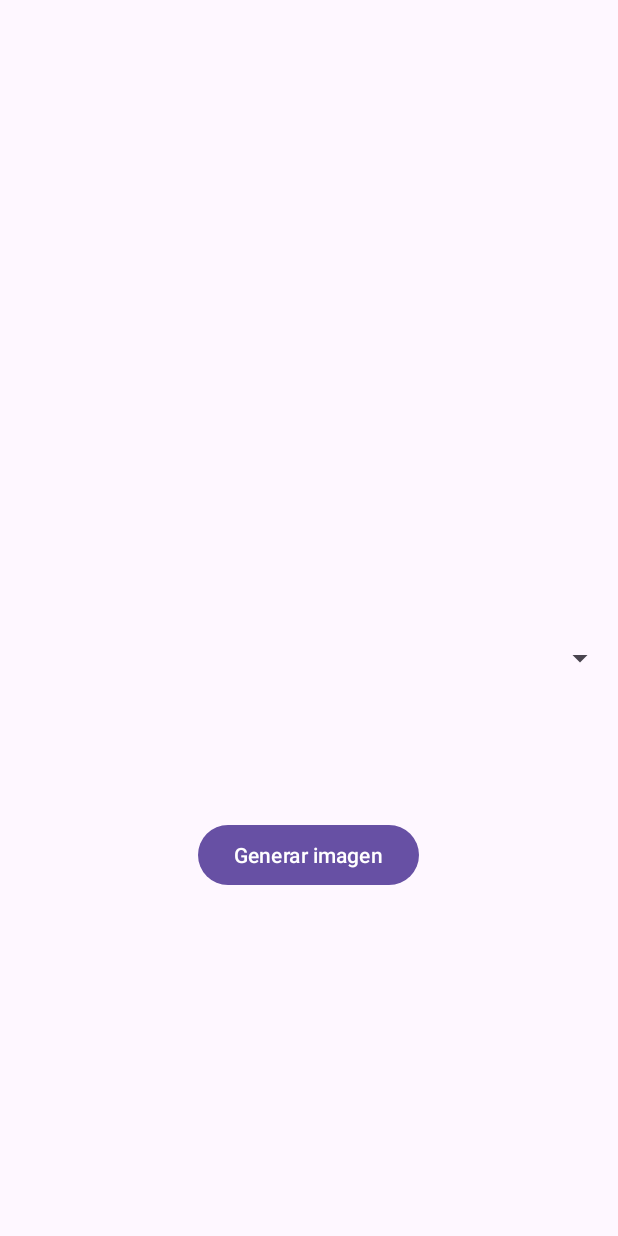
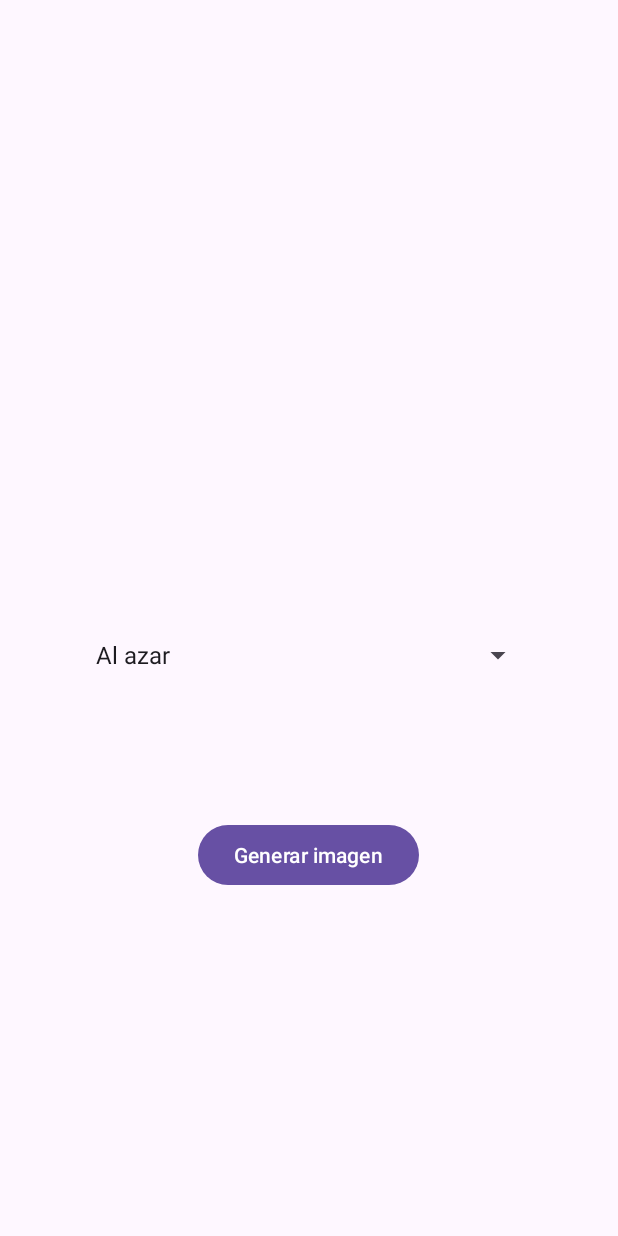
Before and after one commit to fantasmarobapan/MichiApp, an Android app: the screen it shows after launch (MainActivity), after a tap on "Generar imagen", on a phone screen of 412 x 824 dp. Run offline under Robolectric (Android 15) with nearby library versions, the phone set to English and light mode, and no system bars; our stand-ins replace Picasso; pictures from the network do not load.

Commit message:
funciona
Implementado un Spinner que genera una imagen cuando seleccionas una raza de gato o uno al azar al seleccionar dicha opcion, el boton genera otra imagen de la misma clasificacion

```diff
--- a/app/src/main/java/com/robapanda/michiapp/MainActivity.kt
+++ b/app/src/main/java/com/robapanda/michiapp/MainActivity.kt
@@ -2,8 +2,12 @@ package com.robapanda.michiapp
 
 import androidx.appcompat.app.AppCompatActivity
 import android.os.Bundle
+import android.view.View
+import android.widget.AdapterView
+import android.widget.ArrayAdapter
 import android.widget.Button
 import android.widget.ImageView
+import android.widget.Spinner
 import android.widget.Toast
 import com.bumptech.glide.Glide
 import com.robapanda.michiapp.api.ApiCallBack
@@ -16,50 +20,105 @@ import org.json.JSONObject
 class MainActivity : AppCompatActivity(), ApiCallBack {
     private lateinit var GenerarBoton: Button
     private lateinit var imagen: ImageView
-    //private var URLBase = "https://placekitten.com/"
-    private var URLAPI = "https://api.thecatapi.com/v1/images/search?api_key="
+    private lateinit var miSpinner: Spinner
+    private var opciones = emptyArray<String>()
+    private var URLAPI = "https://api.thecatapi.com/v1/images/search"
+    private var URLAPIRAZA = "https://api.thecatapi.com/v1/images/search?breed_ids="
+
     override fun onCreate(savedInstanceState: Bundle?) {
         super.onCreate(savedInstanceState)
         setContentView(R.layout.activity_main)
 
+        opciones = resources.getStringArray(R.array.opciones_array)
+
         GenerarBoton = findViewById(R.id.button)
         imagen = findViewById(R.id.imageView)
+        miSpinner = findViewById(R.id.miSpinner)
 
-        GenerarBoton.setOnClickListener{
-            val apiRequestTask = ApiTask(this)
-            apiRequestTask.execute(URLAPI)
+        // Configurar el adaptador para el Spinner programáticamente
+        val adapter = ArrayAdapter(this, android.R.layout.simple_spinner_item, opciones)
+        adapter.setDropDownViewResource(android.R.layout.simple_spinner_dropdown_item)
+        miSpinner.adapter = adapter
+
+        // Configurar el listener del Spinner
+        miSpinner.onItemSelectedListener = object : AdapterView.OnItemSelectedListener {
+            override fun onItemSelected(parentView: AdapterView<*>?, selectedItemView: View?, position: Int, id: Long) {
+                // Obtener la posición seleccionada
+                val posicionSeleccionada = position
+
+                // Hacer algo con la posición seleccionada
+                Toast.makeText(applicationContext, "Posición seleccionada: $posicionSeleccionada", Toast.LENGTH_SHORT).show()
+
+                // Llamar a la función para procesar según la posición
+                if (posicionSeleccionada == 0) {
+                    // Si la posición es 0, usar URLAPI
+                    val apiRequestTask = ApiTask(this@MainActivity)
+                    apiRequestTask.execute(URLAPI)
+                } else {
+                    // Si la posición no es 0, construir una nueva URL con URLAPIRAZA y el resultado de procesarSegunPosicion
+                    val nuevaURLAPIRAZA = "$URLAPIRAZA${procesarSegunPosicion(posicionSeleccionada)}"
+                    val apiRequestTask = ApiTask(this@MainActivity)
+                    apiRequestTask.execute(nuevaURLAPIRAZA)
+                }
+            }
+
+            override fun onNothingSelected(parentView: AdapterView<*>?) {
+                // Se llama cuando no se ha seleccionado nada
+            }
+        }
+
+        GenerarBoton.setOnClickListener {
+            // Obtener la posición seleccionada
+            val posicionSeleccionada = miSpinner.selectedItemPosition
+
+            // Hacer algo con la posición seleccionada
+            Toast.makeText(applicationContext, "Posición seleccionada: $posicionSeleccionada", Toast.LENGTH_SHORT).show()
+
+            // Llamar a la función para procesar según la posición
+            if (posicionSeleccionada == 0) {
+                // Si la posición es 0, usar URLAPI
+                val apiRequestTask = ApiTask(this@MainActivity)
+                apiRequestTask.execute(URLAPI)
+            } else {
+                // Si la posición no es 0, construir una nueva URL con URLAPIRAZA y el resultado de procesarSegunPosicion
+                val nuevaURLAPIRAZA = "$URLAPIRAZA${procesarSegunPosicion(posicionSeleccionada)}"
+                val apiRequestTask = ApiTask(this@MainActivity)
+                apiRequestTask.execute(nuevaURLAPIRAZA)
+            }
         }
     }
 
     override fun OnRequestComplete(result: String) {
-        //Toast.makeText(this, result, Toast.LENGTH_LONG).show()
         procesar(result)
     }
 
-    fun procesar (result: String){
-
+    private fun procesar(result: String) {
         try {
-            // Parse the JSON string into a JSONObject
             val jsonArray = JSONArray(result)
-
             val jsonObject = jsonArray.getJSONObject(0)
-
-            // Access values from the JSON object
-            //val id = jsonObject.getString("id")
             val url = jsonObject.getString("url")
-            //val largo = jsonObject.getInt("width")
-            //val alto = jsonObject.getInt("height")
-
-            var urlGato = url
-
-
-            //Glide.with(this).load(urlGato).into(imagen)
-            Picasso.get().load(urlGato).into(imagen)
-
-
-        } catch  (e: JSONException) {
+            Picasso.get().load(url).into(imagen)
+        } catch (e: JSONException) {
             e.printStackTrace()
-            Toast.makeText(this, "urlGato", Toast.LENGTH_LONG).show()
+            Toast.makeText(this, "Error al procesar JSON", Toast.LENGTH_LONG).show()
         }
     }
+
+    private fun procesarSegunPosicion(posicion: Int): String {
+        val stringDevolver = when (posicion) {
+            1 -> "aege"
+            2 -> "awir"
+            3 -> "bali"
+            4 -> "bamb"
+            5 -> "beng"
+            6 -> "birm"
+            7 -> "bomb"
+            8 -> "chee"
+            9 -> "jbob"
+            10 -> "khao"
+            else -> "Posición no válida"
+        }
+
+        return stringDevolver
+    }
 }
--- a/app/src/main/res/layout/activity_main.xml
+++ b/app/src/main/res/layout/activity_main.xml
@@ -31,12 +31,17 @@
         tools:srcCompat="@tools:sample/avatars" />
 
     <Spinner
-        android:id="@+id/spinner"
-        android:layout_width="409dp"
+        android:id="@+id/miSpinner"
+        android:layout_width="300dp"
         android:layout_height="wrap_content"
+        android:entries="@array/opciones_array"
+        android:minHeight="48dp"
+        android:visibility="visible"
         app:layout_constraintBottom_toTopOf="@+id/button"
         app:layout_constraintEnd_toEndOf="parent"
         app:layout_constraintStart_toStartOf="parent"
-        app:layout_constraintTop_toBottomOf="@+id/imageView" />
+        app:layout_constraintTop_toBottomOf="@+id/imageView"
+        app:layout_constraintVertical_bias="0.487"
+        tools:visibility="visible" />
 
 </androidx.constraintlayout.widget.ConstraintLayout>
--- a/app/src/main/res/values/strings.xml
+++ b/app/src/main/res/values/strings.xml
@@ -5,14 +5,17 @@
     <string name="Largo">largo de la imagen</string>
     <string name="Generar">Generar imagen</string>
 
-    <string-array name="opciones">
-        <item>100</item>
-        <item>200</item>
-        <item>300</item>
-        <item>400</item>
-        <item>500</item>
-        <item>600</item>
-        <item>700</item>
-        <item>800</item>
+    <string-array name="opciones_array">
+        <item>Al azar</item>
+        <item>Egeo</item>
+        <item>Americano de pelo áspero</item>
+        <item>Balinés</item>
+        <item>Bambino</item>
+        <item>Bengala</item>
+        <item>Birmano</item>
+        <item>Bombay</item>
+        <item>Leopardo</item>
+        <item>Bobtail japonés</item>
+        <item>Khao Manee</item>
     </string-array>
 </resources>
```
